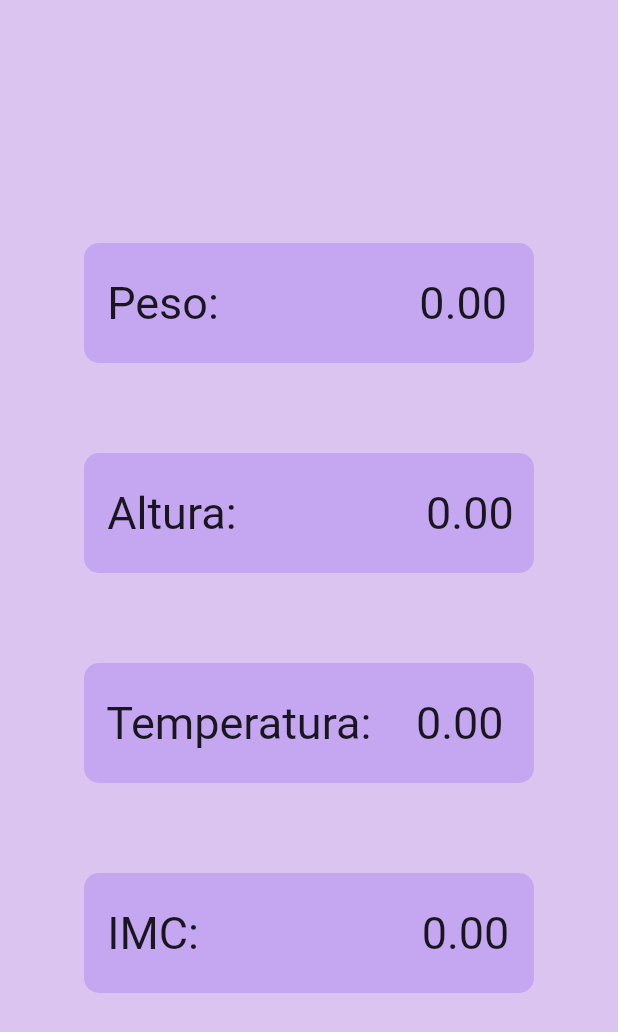
After one commit to paulatalim/Iris, a Flutter app: the screen it shows after launch, on a phone screen of 412 x 824 dp. The commit adds this screen. Shown: the top 1032 px of the screen. Run offline on Flutter 3.47's test engine with Material 2 defaults, Android fonts, the phone set to English and light mode, and no system bars.

Commit message:
divisao do codigo em arquivos

```diff
--- /dev/null
+++ b/lib/dados.dart
@@ -0,0 +1,90 @@
+import 'package:flutter/material.dart';
+
+class Dados extends StatefulWidget {
+  @override
+  State<Dados> createState() => _DadosState();
+}
+
+class _DadosState extends State<Dados> {
+  final double peso = 00;
+
+  final double temperatura = 00;
+
+  final double altura = 00;
+
+  final double imc = 00;
+
+  final Color _iconColorPressed = const Color(0xFFA000FF);
+
+  final Color _iconColorNotPressed = const Color(0xFF6B86EB);
+
+  final List<Color> _iconColor = [
+    const Color(0xFFA000FF),
+    const Color(0xFF6B86EB),
+    const Color(0xFF6B86EB),
+    const Color(0xFF6B86EB)
+  ];
+
+  void _colorSelection(int index) {
+    for (int i = 0; i < _iconColor.length; i++) {
+      if (i != index) {
+        _iconColor[i] = _iconColorNotPressed;
+      } else {
+        _iconColor[i] = _iconColorPressed;
+      }
+    }
+  }
+
+  @override
+  Widget build(BuildContext context) {
+    return Scaffold(
+      backgroundColor: const Color(0xFFDBC4EF),
+      body: Center(
+        child: Column(
+          mainAxisAlignment: MainAxisAlignment.center,
+          children: <Widget>[
+            CaixaComNumero(texto: ' Peso:                 ', numero: peso),
+            CaixaComNumero(texto: ' Altura:                ', numero: altura),
+            CaixaComNumero(texto: ' Temperatura:   ', numero: temperatura),
+            CaixaComNumero(texto: ' IMC:                   ', numero: imc),
+          ],
+        ),
+      ),
+    );
+  }
+}
+
+class CaixaComNumero extends StatelessWidget {
+  final String texto;
+  final double numero;
+
+  CaixaComNumero({required this.texto, required this.numero});
+
+  @override
+  Widget build(BuildContext context) {
+    //Caixinhas
+    return Container(
+      margin: EdgeInsets.all(30.0), //Espaço entre as caixinhas
+      height: 80.0, // Defina a altura desejada, por exemplo, 100.0 pixels
+      width: 300.0, // Defina a largura desejada, por exemplo, 200.0 pixels
+      decoration: BoxDecoration(
+        color: const Color(0xFFC5A7F1),
+        //border: Border.all(color: Colors.black),
+        borderRadius: BorderRadius.circular(10.0),
+      ),
+      child: Row(
+        mainAxisAlignment: MainAxisAlignment
+            .spaceBetween, // Alinha texto e número na mesma linha
+        children: <Widget>[
+          Padding(
+            padding: const EdgeInsets.all(8.0),
+            child: Text(
+              '$texto ${numero.toStringAsFixed(2)}', // Exemplo de formatação com 2 casas decimais
+              style: TextStyle(fontSize: 30.0),
+            ),
+          ),
+        ],
+      ),
+    );
+  }
+}
--- a/pubspec.yaml
+++ b/pubspec.yaml
@@ -52,17 +52,13 @@ dev_dependencies:
 
 # The following section is specific to Flutter packages.
 flutter:
-<<<<<<< Updated upstream
-=======
   uses-material-design: true
   assets:
     - lib/irislogo.png
->>>>>>> Stashed changes
 
   # The following line ensures that the Material Icons font is
   # included with your application, so that you can use the icons in
   # the material Icons class.
-  uses-material-design: true
 
   # To add assets to your application, add an assets section, like this:
   # assets:
```
Also changed, not shown: lib/main.dart (+5 -83 lines).
